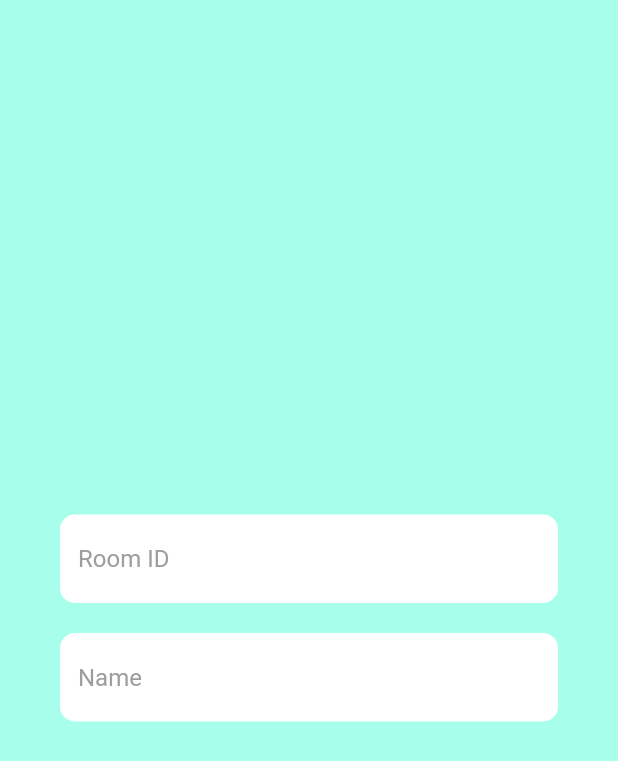
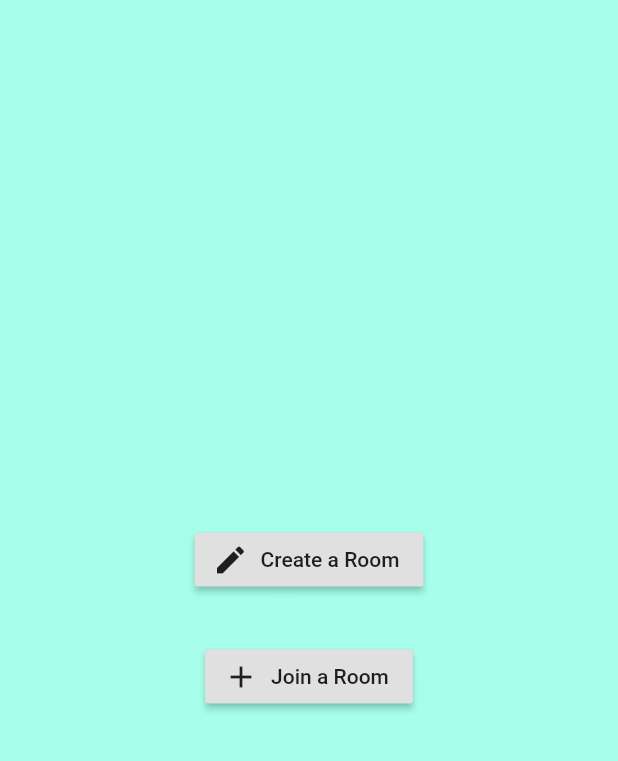
Before and after one commit to paxcodes/dicery_app, a Flutter app: the screen it shows after launch, on a phone screen of 412 x 824 dp. Shown: the top 761 px of the screen. Run offline on Flutter 3.47's test engine with Material 2 defaults, Android fonts, the phone set to English and light mode, and no system bars.

Commit message:
:sparkles: Create a HomeScreen with 2 buttons

```diff
--- a/lib/main.dart
+++ b/lib/main.dart
@@ -1,5 +1,5 @@
 import 'package:flutter/material.dart';
-import 'package:dicery/screens/join_room.dart';
+import 'package:dicery/screens/home.dart';
 
 void main() {
   runApp(DiceryApp());
@@ -19,7 +19,7 @@ class DiceryApp extends StatelessWidget {
         // closer together (more dense) than on mobile platforms.
         visualDensity: VisualDensity.adaptivePlatformDensity,
       ),
-      home: JoinRoomScreen(),
+      home: HomeScreen(),
     );
   }
 }
--- /dev/null
+++ b/lib/screens/home.dart
@@ -0,0 +1,26 @@
+import 'package:flutter/material.dart';
+
+class HomeScreen extends StatelessWidget {
+  @override
+  Widget build(BuildContext context) {
+    return Material(
+      color: Theme.of(context).backgroundColor,
+      child: Column(
+        mainAxisAlignment: MainAxisAlignment.center,
+        children: <Widget>[
+          RaisedButton.icon(
+            onPressed: () {},
+            icon: Icon(Icons.create),
+            label: Text("Create a Room"),
+          ),
+          SizedBox(height: 30),
+          RaisedButton.icon(
+            onPressed: () {},
+            icon: Icon(Icons.add),
+            label: Text("Join a Room"),
+          ),
+        ],
+      ),
+    );
+  }
+}
```
